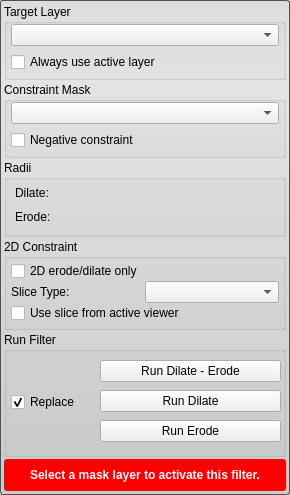
Qt form src/Interface/ToolInterface/BinaryDilateErodeFilterInterface.ui (jessdtate/Seg3D) before a commit.
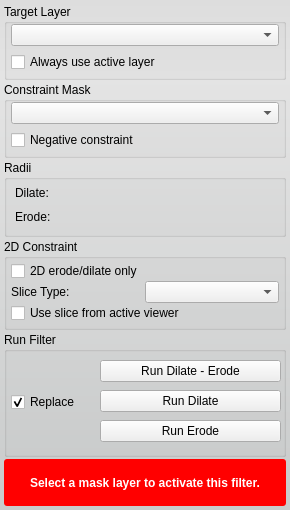
The same form after that commit. Custom widgets are drawn as their Qt base class.

```diff
--- a/src/Interface/ToolInterface/BinaryDilateErodeFilterInterface.ui
+++ b/src/Interface/ToolInterface/BinaryDilateErodeFilterInterface.ui
@@ -7,7 +7,7 @@
     <x>0</x>
     <y>0</y>
     <width>290</width>
-    <height>485</height>
+    <height>510</height>
    </rect>
   </property>
   <property name="sizePolicy">
@@ -22,7 +22,6 @@
   <property name="styleSheet">
    <string notr="true">QWidget#BinaryDilateErodeFilterInterface{
 	border-radius: 3px;
-	border: 1px solid rgb(80, 80,80);
 	background-color: qlineargradient(spread:pad, x1:0.5, y1:0, x2:0.5, y2:0.960227, stop:0 rgba(221, 221, 221, 255), stop:0.155779 rgba(228, 228, 228, 255), stop:1 rgba(202, 204, 204, 255));      
 }</string>
   </property>
```
